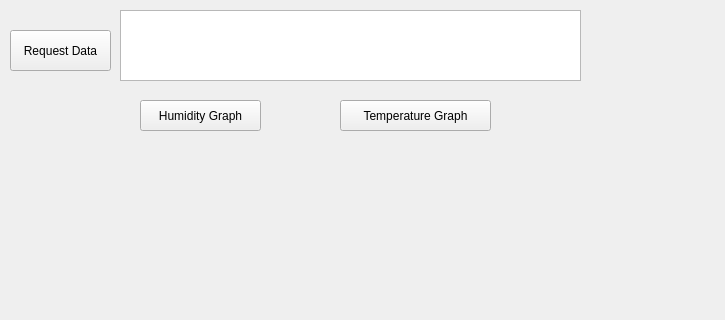
Before: the Qt Designer form Client/P3.ui in asta0463/EID_Project3, drawn with Qt 5; both pictures show x 0 to 725 and y 0 to 320 of the 725 by 556 pixel window.
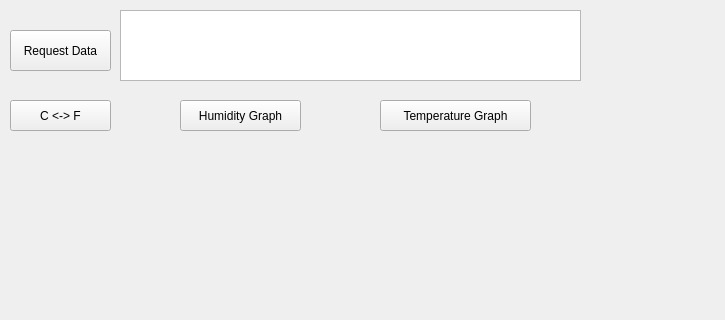
After: the same form once the commit is applied. Icons and pictures are not drawn.

Diff of the .ui file:
```diff
--- a/Client/P3.ui
+++ b/Client/P3.ui
@@ -55,7 +55,7 @@
    <widget class="QPushButton" name="Humgraph_button">
     <property name="geometry">
      <rect>
-      <x>140</x>
+      <x>180</x>
       <y>100</y>
       <width>121</width>
       <height>31</height>
@@ -68,7 +68,7 @@
    <widget class="QPushButton" name="Tempgraph_button">
     <property name="geometry">
      <rect>
-      <x>340</x>
+      <x>380</x>
       <y>100</y>
       <width>151</width>
       <height>31</height>
@@ -78,6 +78,19 @@
      <string>Temperature Graph</string>
     </property>
    </widget>
+   <widget class="QPushButton" name="CtoF_button">
+    <property name="geometry">
+     <rect>
+      <x>10</x>
+      <y>100</y>
+      <width>101</width>
+      <height>31</height>
+     </rect>
+    </property>
+    <property name="text">
+     <string>C &lt;-&gt; F</string>
+    </property>
+   </widget>
   </widget>
   <widget class="QStatusBar" name="statusbar"/>
  </widget>
```
